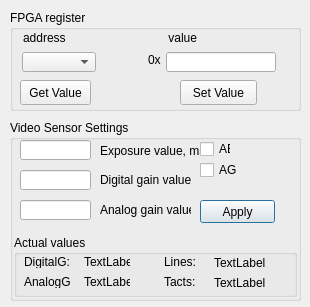
Before: the Qt Designer form configurator/registeredit.ui in minerva-tech/vtrpk-arm-enc-app, drawn with Qt 5.
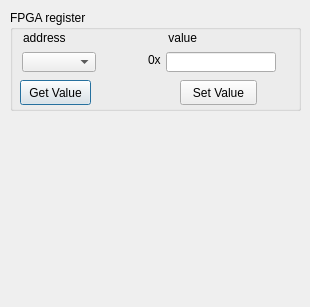
After: the same form once the commit is applied.

Commit message: Exposure settings removed to Video Sensor settings window

```diff
--- a/configurator/registeredit.ui
+++ b/configurator/registeredit.ui
@@ -25,114 +25,6 @@
   <property name="windowTitle">
    <string>Dialog</string>
   </property>
-  <widget class="QLineEdit" name="analogGain">
-   <property name="geometry">
-    <rect>
-     <x>20</x>
-     <y>200</y>
-     <width>71</width>
-     <height>20</height>
-    </rect>
-   </property>
-  </widget>
-  <widget class="QLineEdit" name="expo">
-   <property name="geometry">
-    <rect>
-     <x>20</x>
-     <y>140</y>
-     <width>71</width>
-     <height>20</height>
-    </rect>
-   </property>
-  </widget>
-  <widget class="QLabel" name="label_2">
-   <property name="geometry">
-    <rect>
-     <x>100</x>
-     <y>200</y>
-     <width>91</width>
-     <height>20</height>
-    </rect>
-   </property>
-   <property name="text">
-    <string>Analog gain value</string>
-   </property>
-  </widget>
-  <widget class="QLabel" name="label_3">
-   <property name="geometry">
-    <rect>
-     <x>100</x>
-     <y>140</y>
-     <width>101</width>
-     <height>21</height>
-    </rect>
-   </property>
-   <property name="text">
-    <string>Exposure value, ms</string>
-   </property>
-  </widget>
-  <widget class="QPushButton" name="Apply">
-   <property name="geometry">
-    <rect>
-     <x>200</x>
-     <y>200</y>
-     <width>75</width>
-     <height>23</height>
-    </rect>
-   </property>
-   <property name="text">
-    <string>Apply</string>
-   </property>
-  </widget>
-  <widget class="QLineEdit" name="digitalGain">
-   <property name="geometry">
-    <rect>
-     <x>20</x>
-     <y>170</y>
-     <width>71</width>
-     <height>20</height>
-    </rect>
-   </property>
-  </widget>
-  <widget class="QLabel" name="label_4">
-   <property name="geometry">
-    <rect>
-     <x>100</x>
-     <y>170</y>
-     <width>91</width>
-     <height>20</height>
-    </rect>
-   </property>
-   <property name="text">
-    <string>Digital gain value</string>
-   </property>
-  </widget>
-  <widget class="QCheckBox" name="AG">
-   <property name="geometry">
-    <rect>
-     <x>200</x>
-     <y>160</y>
-     <width>41</width>
-     <height>20</height>
-    </rect>
-   </property>
-   <property name="text">
-    <string>AG</string>
-   </property>
-  </widget>
-  <widget class="QCheckBox" name="AE">
-   <property name="geometry">
-    <rect>
-     <x>200</x>
-     <y>140</y>
-     <width>31</width>
-     <height>18</height>
-    </rect>
-   </property>
-   <property name="text">
-    <string>AE</string>
-   </property>
-  </widget>
   <widget class="QLabel" name="label_5">
    <property name="geometry">
     <rect>
@@ -237,155 +129,6 @@
     </rect>
    </property>
   </widget>
-  <widget class="QGroupBox" name="groupBox_5">
-   <property name="geometry">
-    <rect>
-     <x>14</x>
-     <y>235</y>
-     <width>283</width>
-     <height>62</height>
-    </rect>
-   </property>
-   <property name="title">
-    <string>Actual values</string>
-   </property>
-   <widget class="QLabel" name="Lines">
-    <property name="geometry">
-     <rect>
-      <x>200</x>
-      <y>20</y>
-      <width>81</width>
-      <height>16</height>
-     </rect>
-    </property>
-    <property name="text">
-     <string>TextLabel</string>
-    </property>
-   </widget>
-   <widget class="QLabel" name="Tacts">
-    <property name="geometry">
-     <rect>
-      <x>200</x>
-      <y>40</y>
-      <width>71</width>
-      <height>16</height>
-     </rect>
-    </property>
-    <property name="text">
-     <string>TextLabel</string>
-    </property>
-   </widget>
-   <widget class="QLabel" name="ValGd">
-    <property name="geometry">
-     <rect>
-      <x>70</x>
-      <y>20</y>
-      <width>46</width>
-      <height>13</height>
-     </rect>
-    </property>
-    <property name="text">
-     <string>TextLabel</string>
-    </property>
-   </widget>
-   <widget class="QLabel" name="ValGa">
-    <property name="geometry">
-     <rect>
-      <x>70</x>
-      <y>40</y>
-      <width>46</width>
-      <height>13</height>
-     </rect>
-    </property>
-    <property name="text">
-     <string>TextLabel</string>
-    </property>
-   </widget>
-   <widget class="QLabel" name="label_7">
-    <property name="geometry">
-     <rect>
-      <x>10</x>
-      <y>40</y>
-      <width>46</width>
-      <height>13</height>
-     </rect>
-    </property>
-    <property name="text">
-     <string>AnalogG:</string>
-    </property>
-   </widget>
-   <widget class="QLabel" name="label_8">
-    <property name="geometry">
-     <rect>
-      <x>10</x>
-      <y>20</y>
-      <width>46</width>
-      <height>13</height>
-     </rect>
-    </property>
-    <property name="text">
-     <string>DigitalG:</string>
-    </property>
-   </widget>
-   <widget class="QLabel" name="label_9">
-    <property name="geometry">
-     <rect>
-      <x>150</x>
-      <y>20</y>
-      <width>46</width>
-      <height>13</height>
-     </rect>
-    </property>
-    <property name="text">
-     <string>Lines:</string>
-    </property>
-   </widget>
-   <widget class="QLabel" name="label_10">
-    <property name="geometry">
-     <rect>
-      <x>150</x>
-      <y>40</y>
-      <width>46</width>
-      <height>13</height>
-     </rect>
-    </property>
-    <property name="text">
-     <string>Tacts:</string>
-    </property>
-   </widget>
-  </widget>
-  <widget class="QGroupBox" name="groupBox_4">
-   <property name="geometry">
-    <rect>
-     <x>10</x>
-     <y>120</y>
-     <width>291</width>
-     <height>181</height>
-    </rect>
-   </property>
-   <property name="title">
-    <string>Video Sensor Settings</string>
-   </property>
-  </widget>
-  <zorder>groupBox_4</zorder>
-  <zorder>analogGain</zorder>
-  <zorder>expo</zorder>
-  <zorder>label_2</zorder>
-  <zorder>label_3</zorder>
-  <zorder>Apply</zorder>
-  <zorder>digitalGain</zorder>
-  <zorder>label_4</zorder>
-  <zorder>AG</zorder>
-  <zorder>AE</zorder>
-  <zorder>label_5</zorder>
-  <zorder>label_6</zorder>
-  <zorder>groupBox_3</zorder>
-  <zorder>getButton</zorder>
-  <zorder>setButton</zorder>
-  <zorder>addr</zorder>
-  <zorder>label</zorder>
-  <zorder>val</zorder>
-  <zorder>groupBox_5</zorder>
  </widget>
  <resources/>
  <connections/>
```
The commit also changes 6 other files.
